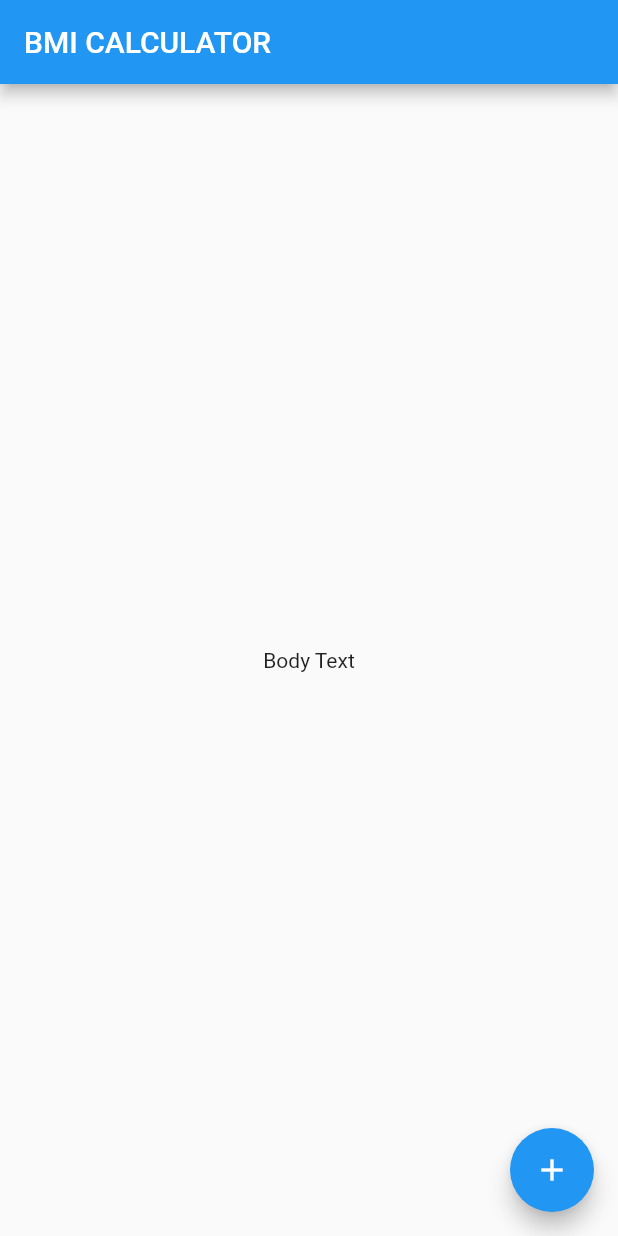
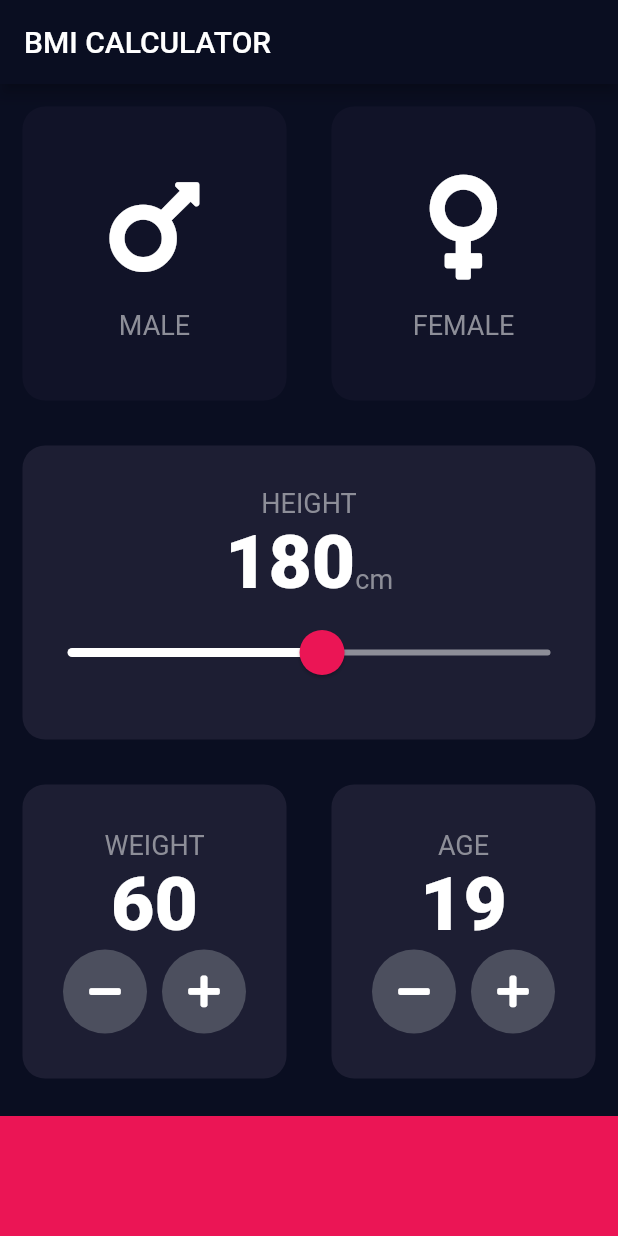
Before and after one commit to VivianObiako/bmi-calculator-flutter, a Flutter app: the screen it shows after launch, on a phone screen of 412 x 824 dp. Run offline on Flutter 3.47's test engine with Material 2 defaults, Android fonts, the phone set to English and light mode, and no system bars; our stand-ins replace font_awesome_flutter.

Commit message:
completed first screen

```diff
--- /dev/null
+++ b/lib/constants.dart
@@ -0,0 +1,22 @@
+import 'package:flutter/material.dart';
+
+const kBottomContainerHeight = 80.0;
+const kActiveCardColor = Color(0XFF1D1E33);
+const kInactiveCardColor = Color(0XFF111328);
+const kBottomContainerColor = Color(0XFFEB1555);
+const double kSliderMax = 250.0;
+const double kSliderMin = 102.0;
+const kActiveSliderColor = Color(0XFFFFFFFF);
+const kInactiveSliderColor = Color(0XFF8D8E98);
+const kThumbColor = Color(0XFFFFEB1555);
+const kOverlayColor = Color(0x29EB1555);
+
+const kLabelText = TextStyle(
+  fontSize: 18.0,
+  color: Color(0XFF8D8E98),
+);
+
+const kNumberText = TextStyle(
+  fontSize: 50.0,
+  fontWeight: FontWeight.w900,
+);
--- /dev/null
+++ b/lib/icon_content.dart
@@ -0,0 +1,29 @@
+import 'package:flutter/material.dart';
+import 'constants.dart';
+
+class IconContent extends StatelessWidget {
+  IconContent({this.label, this.icon});
+
+  final String label;
+  final IconData icon;
+
+  @override
+  Widget build(BuildContext context) {
+    return Column(
+      mainAxisAlignment: MainAxisAlignment.center,
+      children: [
+        Icon(
+          icon,
+          size: 80.0,
+        ),
+        SizedBox(
+          height: 15.0,
+        ),
+        Text(
+          label,
+          style: kLabelText,
+        ),
+      ],
+    );
+  }
+}
--- /dev/null
+++ b/lib/input_page.dart
@@ -0,0 +1,237 @@
+import 'package:flutter/material.dart';
+import 'package:flutter/rendering.dart';
+import 'package:font_awesome_flutter/font_awesome_flutter.dart';
+import 'icon_content.dart';
+import 'reusable_card.dart';
+import 'constants.dart';
+
+enum Gender { male, female }
+
+class InputPage extends StatefulWidget {
+  @override
+  _InputPageState createState() => _InputPageState();
+}
+
+class _InputPageState extends State<InputPage> {
+  Gender selectedGender;
+  int height = 180;
+  int weight = 60;
+  int age = 19;
+
+  @override
+  Widget build(BuildContext context) {
+    return Scaffold(
+      appBar: AppBar(
+        title: Text('BMI CALCULATOR'),
+      ),
+      body: Column(
+        crossAxisAlignment: CrossAxisAlignment.stretch,
+        children: [
+          Expanded(
+            child: Row(
+              children: [
+                Expanded(
+                  child: ReusableCard(
+                    onPress: () {
+                      setState(() {
+                        selectedGender = Gender.male;
+                      });
+                    },
+                    color: selectedGender == Gender.male
+                        ? kActiveCardColor
+                        : kInactiveCardColor,
+                    cardChild: IconContent(
+                      label: 'MALE',
+                      icon: FontAwesomeIcons.mars,
+                    ),
+                  ),
+                ),
+                Expanded(
+                  child: ReusableCard(
+                    onPress: () {
+                      setState(() {
+                        selectedGender = Gender.female;
+                      });
+                    },
+                    color: selectedGender == Gender.female
+                        ? kActiveCardColor
+                        : kInactiveCardColor,
+                    cardChild: IconContent(
+                      label: 'FEMALE',
+                      icon: FontAwesomeIcons.venus,
+                    ),
+                  ),
+                ),
+              ],
+            ),
+          ),
+          Expanded(
+            child: ReusableCard(
+              color: kActiveCardColor,
+              cardChild: Column(
+                mainAxisAlignment: MainAxisAlignment.center,
+                children: [
+                  Text(
+                    'HEIGHT',
+                    style: kLabelText,
+                  ),
+                  Row(
+                    mainAxisAlignment: MainAxisAlignment.center,
+                    crossAxisAlignment: CrossAxisAlignment.baseline,
+                    textBaseline: TextBaseline.alphabetic,
+                    children: [
+                      Text(height.toString(), style: kNumberText),
+                      Text(
+                        'cm',
+                        style: kLabelText,
+                      ),
+                    ],
+                  ),
+                  SliderTheme(
+                    data: SliderTheme.of(context).copyWith(
+                      activeTrackColor: kActiveSliderColor,
+                      inactiveTrackColor: kInactiveSliderColor,
+                      thumbColor: kThumbColor,
+                      overlayColor: kOverlayColor,
+                      thumbShape:
+                          RoundSliderThumbShape(enabledThumbRadius: 15.0),
+                      overlayShape:
+                          RoundSliderOverlayShape(overlayRadius: 30.0),
+                    ),
+                    child: Slider(
+                      value: height.toDouble(),
+                      max: kSliderMax,
+                      min: kSliderMin,
+                      onChanged: (double newValue) {
+                        setState(() {
+                          height = newValue.toInt();
+                        });
+                      },
+                    ),
+                  ),
+                ],
+              ),
+            ),
+          ),
+          Expanded(
+            child: Row(
+              children: [
+                Expanded(
+                  child: ReusableCard(
+                    color: kActiveCardColor,
+                    cardChild: Column(
+                      mainAxisAlignment: MainAxisAlignment.center,
+                      children: [
+                        Text(
+                          'WEIGHT',
+                          style: kLabelText,
+                        ),
+                        Text(
+                          weight.toString(),
+                          style: kNumberText,
+                        ),
+                        Row(
+                          mainAxisAlignment: MainAxisAlignment.center,
+                          children: [
+                            RoundIconButton(
+                              icon: FontAwesomeIcons.minus,
+                              onClick: () {
+                                setState(() {
+                                  weight--;
+                                });
+                              },
+                            ),
+                            SizedBox(
+                              width: 10.0,
+                            ),
+                            RoundIconButton(
+                              icon: FontAwesomeIcons.plus,
+                              onClick: () {
+                                setState(() {
+                                  weight++;
+                                });
+                              },
+                            ),
+                          ],
+                        ),
+                      ],
+                    ),
+                  ),
+                ),
+                Expanded(
+                  child: ReusableCard(
+                    color: kActiveCardColor,
+                    cardChild: Column(
+                      mainAxisAlignment: MainAxisAlignment.center,
+                      children: [
+                        Text(
+                          'AGE',
+                          style: kLabelText,
+                        ),
+                        Text(
+                          age.toString(),
+                          style: kNumberText,
+                        ),
+                        Row(
+                          mainAxisAlignment: MainAxisAlignment.center,
+                          children: [
+                            RoundIconButton(
+                              icon: FontAwesomeIcons.minus,
+                              onClick: () {
+                                setState(() {
+                                  age--;
+                                });
+                              },
+                            ),
+                            SizedBox(
+                              width: 10.0,
+                            ),
+                            RoundIconButton(
+                              icon: FontAwesomeIcons.plus,
+                              onClick: () {
+                                setState(() {
+                                  age++;
+                                });
+                              },
+                            ),
+                          ],
+                        ),
+                      ],
+                    ),
+                  ),
+                ),
+              ],
+            ),
+          ),
+          Container(
+            color: kBottomContainerColor,
+            height: kBottomContainerHeight,
+            width: double.infinity,
+            margin: EdgeInsets.only(top: 10.0),
+          ),
+        ],
+      ),
+    );
+  }
+}
+
+class RoundIconButton extends StatelessWidget {
+  RoundIconButton({this.onClick, this.icon});
+
+  final IconData icon;
+  final Function onClick;
+  @override
+  Widget build(BuildContext context) {
+    return RawMaterialButton(
+      child: Icon(icon),
+      onPressed: onClick,
+      elevation: 0.0,
+      constraints: BoxConstraints.tightFor(
+        width: 56.0,
+        height: 56.0,
+      ),
+      fillColor: Color(0XFF4C4F5E),
+      shape: CircleBorder(),
+    );
+  }
+}
--- a/lib/main.dart
+++ b/lib/main.dart
@@ -1,4 +1,5 @@
 import 'package:flutter/material.dart';
+import 'input_page.dart';
 
 void main() => runApp(BMICalculator());
 
@@ -6,29 +7,12 @@ class BMICalculator extends StatelessWidget {
   @override
   Widget build(BuildContext context) {
     return MaterialApp(
+      debugShowCheckedModeBanner: false,
+      theme: ThemeData.dark().copyWith(
+        primaryColor: Color(0XFF0A0E21),
+        scaffoldBackgroundColor: Color(0XFF0A0E21),
+      ),
       home: InputPage(),
     );
   }
 }
-
-class InputPage extends StatefulWidget {
-  @override
-  _InputPageState createState() => _InputPageState();
-}
-
-class _InputPageState extends State<InputPage> {
-  @override
-  Widget build(BuildContext context) {
-    return Scaffold(
-      appBar: AppBar(
-        title: Text('BMI CALCULATOR'),
-      ),
-      body: Center(
-        child: Text('Body Text'),
-      ),
-      floatingActionButton: FloatingActionButton(
-        child: Icon(Icons.add),
-      ),
-    );
-  }
-}
--- /dev/null
+++ b/lib/reusable_card.dart
@@ -0,0 +1,24 @@
+import 'package:flutter/material.dart';
+
+class ReusableCard extends StatelessWidget {
+  ReusableCard({@required this.color, this.cardChild, this.onPress});
+
+  final Color color;
+  final Widget cardChild;
+  final Function onPress;
+
+  @override
+  Widget build(BuildContext context) {
+    return GestureDetector(
+      onTap: onPress,
+      child: Container(
+        child: cardChild,
+        margin: EdgeInsets.all(15.0),
+        decoration: BoxDecoration(
+          color: color,
+          borderRadius: BorderRadius.circular(15.0),
+        ),
+      ),
+    );
+  }
+}
--- a/pubspec.yaml
+++ b/pubspec.yaml
@@ -11,6 +11,7 @@ dependencies:
     sdk: flutter
 
   cupertino_icons: ^0.1.2
+  font_awesome_flutter: ^8.11.0
 
 dev_dependencies:
   flutter_test:
```
Also changed, not shown: 4 other files.
